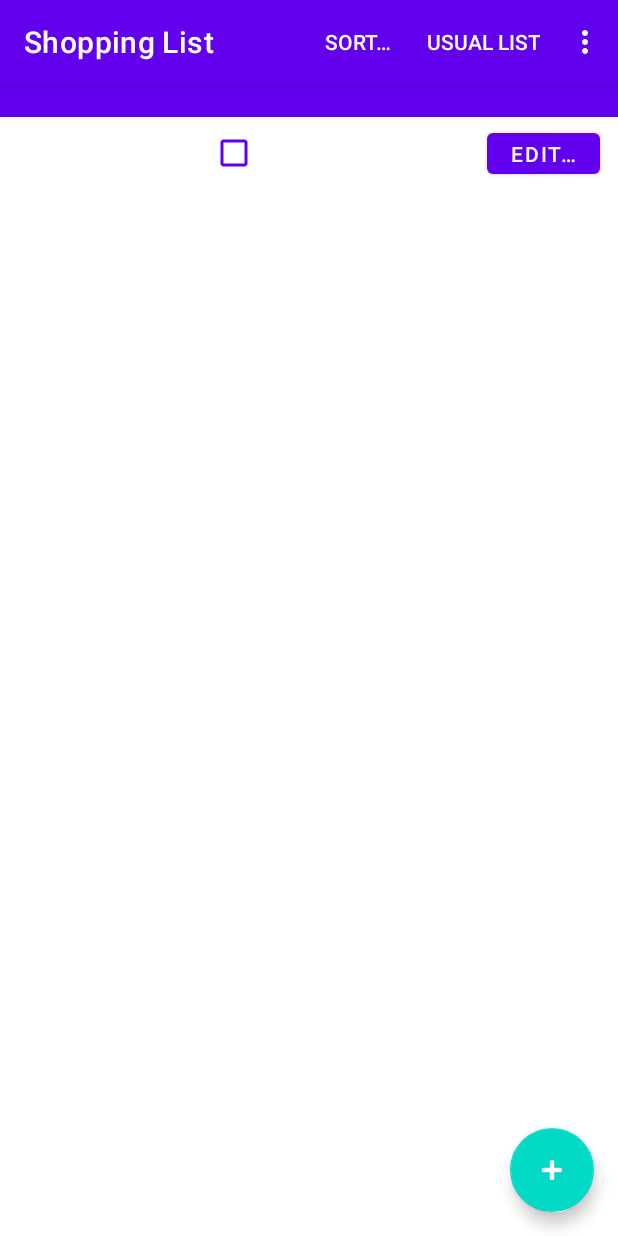
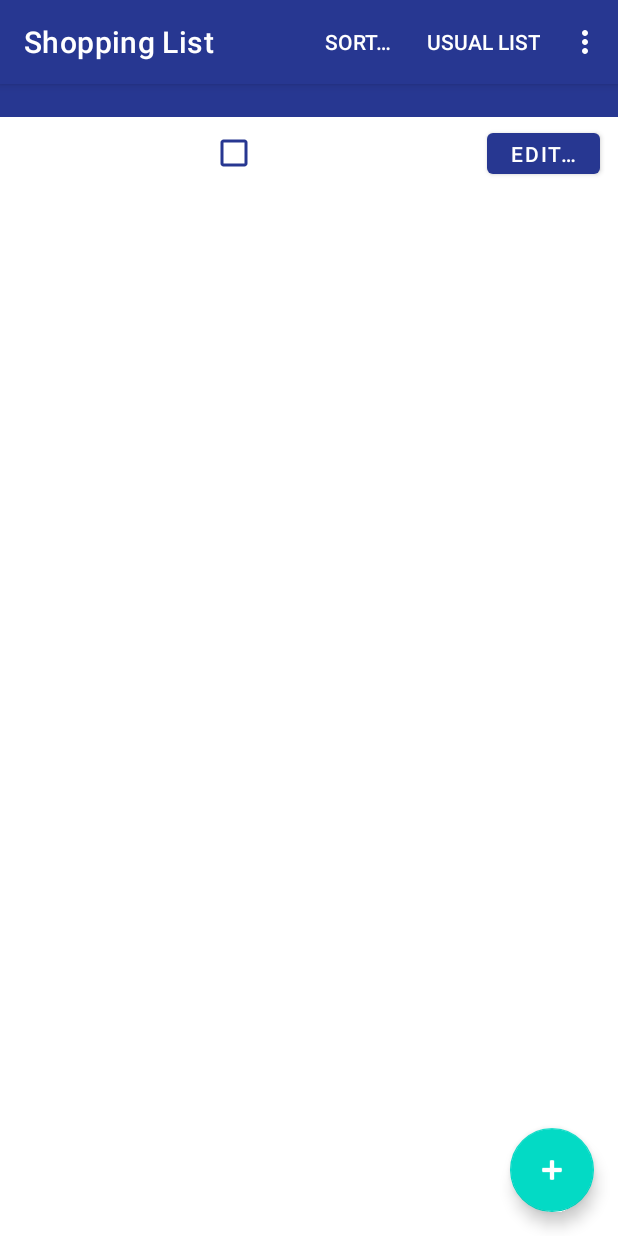
Before and after one commit to Oberwan/Android-Apps, an Android app: the screen it shows after launch (MainActivity), on a phone screen of 412 x 824 dp. Run offline under Robolectric (Android 15) with nearby library versions, the light colour scheme and no system bars; our stand-ins replace Room's generated code, data binding.

Commit message:
Updated theme

```diff
--- a/ShoppingList/app/build.gradle
+++ b/ShoppingList/app/build.gradle
@@ -15,8 +15,8 @@ android {
         applicationId "com.example.shoppinglist"
         minSdkVersion 24
         targetSdkVersion 30
-        versionCode 6
-        versionName "1.0.6"
+        versionCode 8
+        versionName "1.0.8"
 
         testInstrumentationRunner "androidx.test.runner.AndroidJUnitRunner"
         javaCompileOptions {
--- a/ShoppingList/app/src/main/java/com/example/shoppinglist/Utils.kt
+++ b/ShoppingList/app/src/main/java/com/example/shoppinglist/Utils.kt
@@ -14,7 +14,6 @@ import com.example.shoppinglist.db.ShoppingItem
 import com.google.android.material.snackbar.Snackbar
 import java.lang.IllegalStateException
 import java.lang.StringBuilder
-
 
 const val ALREADY_EXISTS = 2
 const val VALID = 1
@@ -33,6 +32,9 @@ const val SORT_CUSTOM = 0
 const val SORT_ALPHA = 1
 var catSortType = SORT_CUSTOM
 
+
+const val RED_COLOR = 0xFFCF0000.toInt()
+const val TEAL_COLOR = 0xFF03DAC5.toInt()
 
 //Replaced with Snackbar
 fun generateToast(context: Context, message: CharSequence?, longDuration: Boolean) {
@@ -67,7 +69,7 @@ fun Fragment.generateUndoSnackbar(message: String, viewModel: BaseViewModel){
         Snackbar.make(
                 this.requireActivity().findViewById(android.R.id.content),
                 message,
-                Snackbar.LENGTH_LONG
+                4000//Snackbar.LENGTH_LONG
         ).setAction(getString(R.string.undo)){ //if undo clicked, re-add the item in the list
                     viewModel.undoDelete()
         }.addCallback(object : Snackbar.Callback() {
--- a/ShoppingList/app/src/main/java/com/example/shoppinglist/category/CatDragManageAdapter.kt
+++ b/ShoppingList/app/src/main/java/com/example/shoppinglist/category/CatDragManageAdapter.kt
@@ -7,6 +7,8 @@ import android.util.Log
 import androidx.recyclerview.widget.ItemTouchHelper
 import androidx.recyclerview.widget.LinearSmoothScroller
 import androidx.recyclerview.widget.RecyclerView
+import com.example.shoppinglist.RED_COLOR
+import com.example.shoppinglist.TEAL_COLOR
 import com.example.shoppinglist.db.Category
 import java.util.*
 
@@ -133,9 +135,9 @@ class CatDragManageAdapter(var categoryViewModel: CategoryViewModel, var adapter
     override fun onSelectedChanged(viewHolder: RecyclerView.ViewHolder?, actionState: Int) {
         viewHolder?.let {
             if (actionState == ItemTouchHelper.ACTION_STATE_DRAG)
-                it.itemView.setBackgroundColor(0xAABB86FC.toInt())
+                it.itemView.setBackgroundColor(TEAL_COLOR)
             if (actionState == ItemTouchHelper.ACTION_STATE_SWIPE)
-                it.itemView.setBackgroundColor(Color.RED)
+                it.itemView.setBackgroundColor(RED_COLOR)
         }
         super.onSelectedChanged(viewHolder, actionState)
     }
--- a/ShoppingList/app/src/main/res/layout/category_item.xml
+++ b/ShoppingList/app/src/main/res/layout/category_item.xml
@@ -25,7 +25,7 @@
             android:layout_height="wrap_content"
             android:textStyle="bold"
             android:textColor="@color/black"
-            android:buttonTint="@color/purple_500"
+            android:buttonTint="@color/blue_500"
             android:ellipsize="end"
             android:maxLines="1"
             app:categoryId="@{cat}"
--- a/ShoppingList/app/src/main/res/layout/fragment_categories.xml
+++ b/ShoppingList/app/src/main/res/layout/fragment_categories.xml
@@ -22,7 +22,7 @@
             android:visibility="@{catViewModel.isWarningVisible ? View.VISIBLE : View.GONE}"
             android:textAlignment="center"
             android:textColor="@color/white"
-            android:background="@color/purple_500"
+            android:background="@color/blue_500"
             android:textStyle="bold|italic"
             android:layout_marginTop="1dp"
             android:paddingStart="@dimen/art_padding"
--- a/ShoppingList/app/src/main/res/layout/shopping_item.xml
+++ b/ShoppingList/app/src/main/res/layout/shopping_item.xml
@@ -25,7 +25,7 @@
 
         <TextView
             android:id="@+id/cat_in_list"
-            android:background="@color/purple_500"
+            android:background="@color/blue_500"
             android:textColor="@color/white"
             android:textStyle="bold"
             android:layout_width="match_parent"
@@ -47,7 +47,7 @@
             android:id="@+id/article"
             android:layout_width="0dp"
             android:layout_height="wrap_content"
-            android:buttonTint="@color/purple_500"
+            android:buttonTint="@color/blue_500"
             android:textStyle="bold"
             android:ellipsize="end"
             android:maxLines="1"
--- a/ShoppingList/app/src/main/res/layout/usual_item.xml
+++ b/ShoppingList/app/src/main/res/layout/usual_item.xml
@@ -26,7 +26,7 @@
             android:id="@+id/cat_in_list"
             android:layout_width="match_parent"
             android:layout_height="wrap_content"
-            android:background="@color/purple_500"
+            android:background="@color/blue_500"
             android:textColor="@color/white"
             android:textStyle="bold"
             android:paddingStart="@dimen/layout_margin"
@@ -46,7 +46,7 @@
             android:id="@+id/article"
             android:layout_width="0dp"
             android:layout_height="wrap_content"
-            android:buttonTint="@color/purple_500"
+            android:buttonTint="@color/blue_500"
             android:ellipsize="end"
             android:textStyle="bold"
             android:maxLines="1"
--- a/ShoppingList/app/src/main/res/menu/shopping_menu.xml
+++ b/ShoppingList/app/src/main/res/menu/shopping_menu.xml
@@ -31,7 +31,7 @@
         android:id="@+id/action_manage_cat"
         android:orderInCategory="15"
         android:title="@string/manage_categories"
-        app:showAsAction="never" />
+        app:showAsAction="ifRoom" />
 
     <item
         android:id="@+id/action_sens_sms"
--- a/ShoppingList/app/src/main/res/menu/usual_art_menu.xml
+++ b/ShoppingList/app/src/main/res/menu/usual_art_menu.xml
@@ -25,7 +25,7 @@
         android:id="@+id/action_add_all"
         android:orderInCategory="20"
         android:title="@string/add_all_to_shopping_list"
-        app:showAsAction="never" />
+        app:showAsAction="ifRoom" />
 
     <item
         android:id="@+id/action_empty_list"
--- a/ShoppingList/app/src/main/res/values-night/themes.xml
+++ b/ShoppingList/app/src/main/res/values-night/themes.xml
@@ -3,7 +3,7 @@
     <style name="Theme.ShoppingList" parent="Theme.MaterialComponents.DayNight.DarkActionBar">
         <!-- Primary brand color. -->
         <item name="colorPrimary">@color/purple_200</item>
-        <item name="colorPrimaryVariant">@color/purple_700</item>
+        <item name="colorPrimaryVariant">@color/blue_700</item>
         <item name="colorOnPrimary">@color/black</item>
         <!-- Secondary brand color. -->
         <item name="colorSecondary">@color/teal_200</item>
--- a/ShoppingList/app/src/main/res/values/colors.xml
+++ b/ShoppingList/app/src/main/res/values/colors.xml
@@ -1,14 +1,14 @@
 <?xml version="1.0" encoding="utf-8"?>
 <resources>
-    <color name="purple_200">#FFBB86FC</color>
-    <color name="purple_500">#FF6200EE</color>
-    <color name="purple_700">#FF3700B3</color>
+    <color name="purple_200">#FF2CDFA5</color>
+    <color name="blue_500">#FF273791</color>
+    <color name="blue_700">#FF1C2869</color>
     <color name="teal_200">#FF03DAC5</color>
     <color name="teal_700">#FF018786</color>
-    <color name="green">#56FC19</color>
+    <color name="green">#36DD07</color>
     <color name="grey">#808080</color>
     <color name="black">#FF000000</color>
     <color name="white">#FFFFFFFF</color>
     <color name="colorPrimaryDark">#263238</color>
-    <color name="red">#FFFF0000</color>
+    <color name="red">#FFCF0000</color>
 </resources>
--- a/ShoppingList/app/src/main/res/values/themes.xml
+++ b/ShoppingList/app/src/main/res/values/themes.xml
@@ -2,8 +2,8 @@
     <!-- Base application theme. -->
     <style name="Theme.ShoppingList" parent="Theme.MaterialComponents.DayNight.DarkActionBar">
         <!-- Primary brand color. -->
-        <item name="colorPrimary">@color/purple_500</item>
-        <item name="colorPrimaryVariant">@color/purple_700</item>
+        <item name="colorPrimary">@color/blue_500</item>
+        <item name="colorPrimaryVariant">@color/blue_700</item>
         <item name="colorOnPrimary">@color/white</item>
         <!-- Secondary brand color. -->
         <item name="colorSecondary">@color/teal_200</item>
```
Also changed, not shown: ShoppingList/app/src/main/java/com/example/shoppinglist/common/BaseDragManageAdapter.kt (+5 -2 lines), 2 other files.
